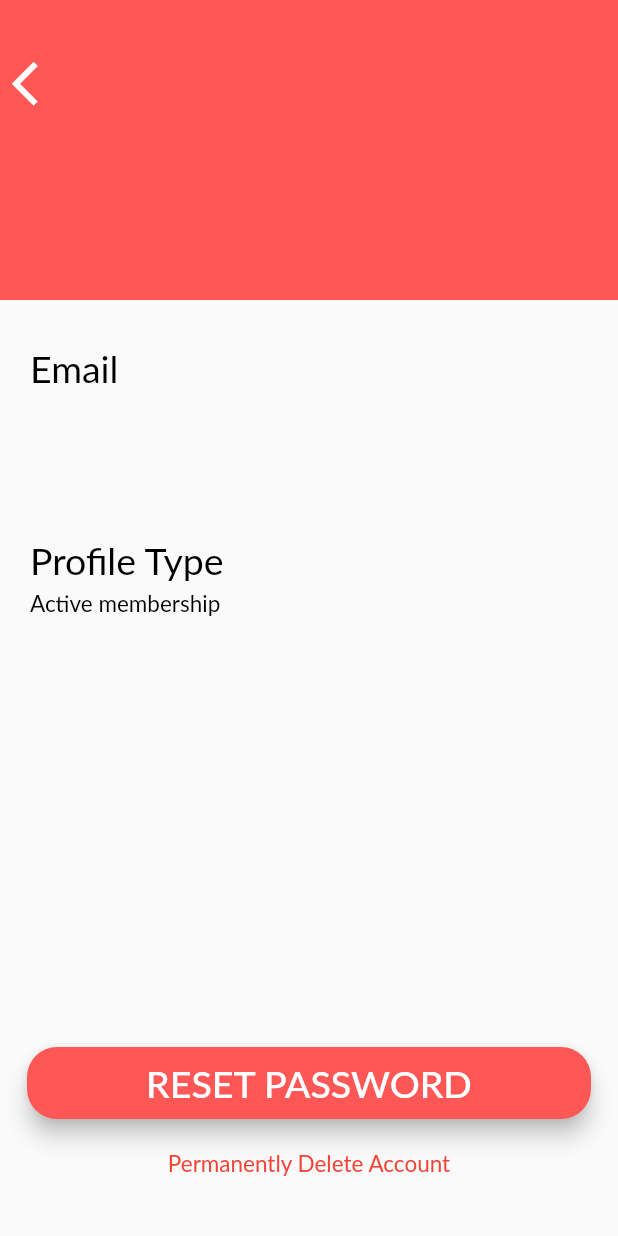
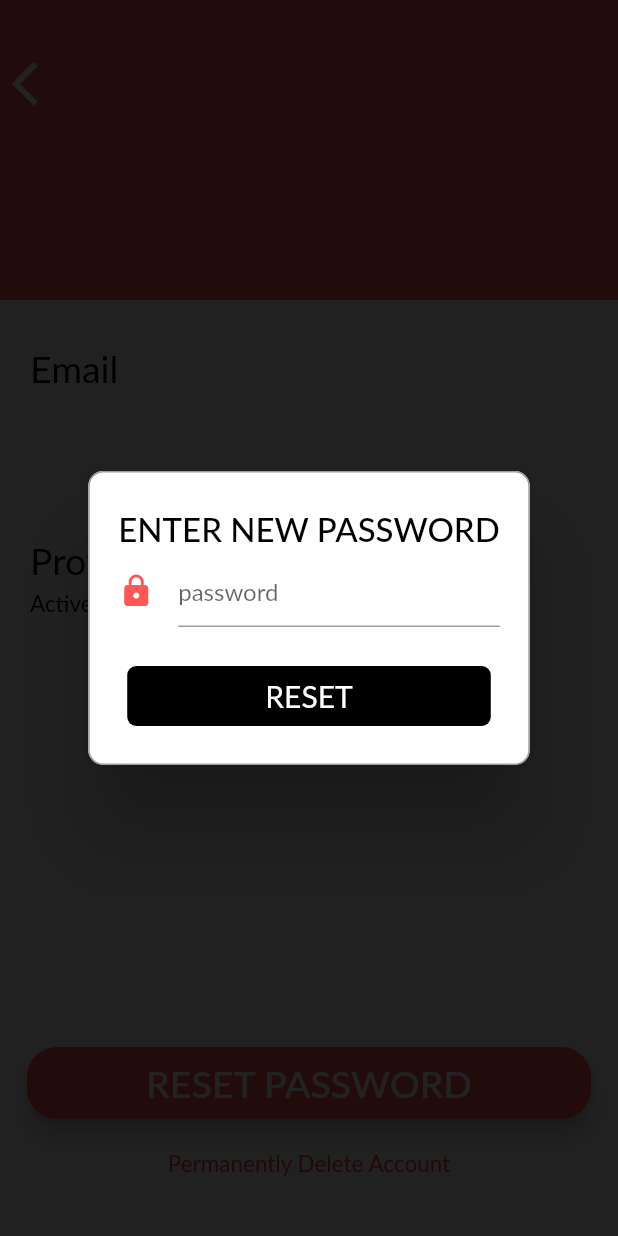
Before and after one commit to jamiesonshayna/LookToTheCook, a Flutter app: the ProfileScreen screen opened by its route, after a tap on "RESET PASSWORD", on a phone screen of 412 x 824 dp. Run offline on Flutter 3.47's test engine with Material 2 defaults, Android fonts, the phone set to English and light mode, and no system bars; drawn by our look-alikes of rflutter_alert; our stand-ins replace connectivity, flutter_secure_storage, font_awesome_flutter; missing offline and left inert: amazon_cognito_identity_dart; accounts and stored records are empty; Roboto replaces fonts that are missing (Lato).

Commit message:
Add account password reset capabilities

```diff
--- /dev/null
+++ b/look_to_the_cook/lib/classes/reset_password_class.dart
@@ -0,0 +1,54 @@
+import 'package:amazon_cognito_identity_dart/cognito.dart';
+import 'package:look_to_the_cook/classes/secure_storage_class.dart';
+
+/*
+Authors: Shayna Jamieson, Rob Wood
+Date Created: 02/27/2020
+Last Modified: 02/27/2020
+File Name: reset_password_class.dart
+Version: 1.0
+Description: This class handles the logic behind account password reset with AWS. It is used
+on the profile_screen.dart view. This class connects to the AWS user pool and client. Here we
+can use those along with the client provided credentials to reset a current user's password
+and change locally stored persistent data to match the new credentials.
+ */
+class ResetPassword {
+  // private fields
+  CognitoUserPool _userPool = new CognitoUserPool("us-west-2_dscLXwSqb", "23nvu4t7pejbifgb6jndgvula9");
+  SecureStorage _storage = new SecureStorage();
+
+  /*
+  This method resets an AWS user account password.
+
+  We first start a valid user session with the current user's password and
+  email. If we have returned a valid session then we are able to attempt pw reset,
+  and then if successful reset the user's local persistent data.
+  @return Future<bool> true if success, false otherwise
+   */
+  Future<bool> resetUserPassword(String newPassword) async {
+    // create cognito user object - used for AWS functionality
+    final cognitoUser = new CognitoUser(
+        await _storage.readFromStorage("email"), _userPool);
+
+    final authDetails = new AuthenticationDetails(
+    username: await _storage.readFromStorage("email"), password: await _storage.readFromStorage("password"));
+
+    CognitoUserSession session;
+    bool passwordChanged = false;
+
+    try {
+    session = await cognitoUser.authenticateUser(authDetails);
+
+    // try to reset password after establishing a session
+    passwordChanged = await cognitoUser.changePassword(await _storage.readFromStorage("password"), newPassword);
+
+    await _storage.writeToStorage('password', newPassword);
+
+    return passwordChanged;
+    } catch (e) {
+    print(e);
+    return false;
+    }
+  }
+
+}
--- a/look_to_the_cook/lib/main.dart
+++ b/look_to_the_cook/lib/main.dart
@@ -43,7 +43,7 @@ class LookToTheCookApp extends StatelessWidget {
         HomeScreen.id: (context) =>HomeScreen(),
         SettingsScreen.id: (context) => SettingsScreen(),
         ProfileScreen.id: (context) => ProfileScreen(
-            userName: '', userEmail: '', userPassword: ''),
+            userName: '', userEmail: ''),
         HowToUseScreen.id: (context) => HowToUseScreen(),
         AboutUsScreen.id: (context) => AboutUsScreen(),
         UserInvScreen.id: (context) => UserInvScreen(),
--- a/look_to_the_cook/lib/views/profile_screen.dart
+++ b/look_to_the_cook/lib/views/profile_screen.dart
@@ -2,6 +2,8 @@ import 'package:flutter/material.dart';
 import 'package:look_to_the_cook/views/landing_screen.dart';
 import 'package:rflutter_alert/rflutter_alert.dart';
 import 'package:look_to_the_cook/classes/delete_account_class.dart';
+import 'package:look_to_the_cook/classes/reset_password_class.dart';
+import 'package:look_to_the_cook/classes/regex_helper_class.dart';
 
 // TEMPLATE COMPONENTS:
 import 'package:look_to_the_cook/templates/app_bar_component.dart';
@@ -20,23 +22,29 @@ This screen will display the user profile information such as username, email, a
 set preferences. On this screen the user will be able to choose to reset a password, or
 cancel/delete their account.
  */
-
-// TODO: Setup reroute the user to the reset password page
-
-
-class ProfileScreen extends StatelessWidget {
+class ProfileScreen extends StatefulWidget {
   static const String id = 'profile_screen';
 
-  // properties to be displayed
   final String userName;
   final String userEmail;
-  final String userPassword;
 
-  ProfileScreen({@required this.userName, @required this.userEmail, @required this.userPassword});
+  ProfileScreen({@required this.userName, @required this.userEmail});
+
+  @override
+  _ProfileScreenState createState() => _ProfileScreenState();
+}
+
+class _ProfileScreenState extends State<ProfileScreen> {
+  // to validate the new password field (user input)
+  final formKey = GlobalKey<FormState>();
+
+  // keep track of user's new password for reset
+  String newPassword;
 
   @override
   Widget build(BuildContext context) {
     return Scaffold(
+      resizeToAvoidBottomInset: false,
       appBar: PreferredSize(
         preferredSize: Size.fromHeight(50.0),
         child: AppBarComponent(
@@ -48,7 +56,11 @@ class ProfileScreen extends StatelessWidget {
           },
         ),
       ),
-      body: Column(
+      body: GestureDetector(
+        onTap: () {
+          FocusScope.of(context).requestFocus(new FocusNode());
+        },
+        child: Column(
           children: <Widget>[
             Container(
               color: kRedButtonColor,
@@ -58,7 +70,7 @@ class ProfileScreen extends StatelessWidget {
                   Padding(
                     padding: const EdgeInsets.only(top: 25.0),
                     child: NormalText(
-                    text: userName,
+                      text: widget.userName,
                       textSize: 35.0,
                     ),
                   )
@@ -82,7 +94,7 @@ class ProfileScreen extends StatelessWidget {
                 Padding(
                   padding: const EdgeInsets.only(top: 5.0, left: 20.0, right: 20.0, bottom: 50.0),
                   child: NormalText(
-                  text: userEmail,
+                    text: widget.userEmail,
                     textColor: Colors.black,
                     textSize: 15.0,
                   ),
@@ -125,8 +137,61 @@ class ProfileScreen extends StatelessWidget {
                       buttonTextColor: Colors.white,
                       buttonColor: kRedButtonColor,
                       onPressed: () {
-                      // navigate to reset password screen ?
-
+                        Alert(
+                            style: AlertStyle(
+                              isCloseButton: false, // forces the user to verify
+                              isOverlayTapDismiss: false, // forces the user to verify
+                            ),
+                            context: context,
+                            title: "ENTER NEW PASSWORD",
+                            content: Form(
+                              key: formKey,
+                              child: Column(
+                                children: <Widget>[
+                                  Container(
+                                    child: TextFormField(
+                                      validator: (value) {
+                                        RegexHelperClass regexHelper = new RegexHelperClass();
+                                        if(value.trim() == '' || regexHelper.validatePassword(value) == false) {
+                                          return 'invalid password';
+                                        } else {
+                                          setState(() {
+                                            newPassword = value;
+                                          });
+                                          return null;
+                                        }
+                                      },
+                                      obscureText: true,
+                                      decoration: InputDecoration(
+                                        focusedBorder: UnderlineInputBorder(
+                                          borderSide: BorderSide(color: kRedButtonColor)
+                                        ),
+                                        hintText: 'password',
+                                        icon: Icon(Icons.lock, color: kRedButtonColor,),
+                                      ),
+                                    ),
+                                  ),
+                                ],
+                              ),
+                            ),
+                            buttons: [
+                              DialogButton(
+                                onPressed: () async {
+                                  if(formKey.currentState.validate()) {
+                                    // attempt to reset password if new password is valid
+                                    ResetPassword resetPw = new ResetPassword();
+                                    if(await resetPw.resetUserPassword(newPassword)) {
+                                      Navigator.pop(context);
+                                    } // else -> THIS SHOULDN'T HAPPEN
+                                  }
+                                },
+                                child: Text(
+                                  "RESET",
+                                  style: TextStyle(color: Colors.white, fontSize: 20),
+                                ),
+                                color: Colors.black,
+                              )
+                            ]).show();
                       },
                     ),
                   ),
@@ -185,6 +250,7 @@ class ProfileScreen extends StatelessWidget {
             )
           ],
         ),
+      ),
     );
   }
 }
--- a/look_to_the_cook/lib/views/settings_screen.dart
+++ b/look_to_the_cook/lib/views/settings_screen.dart
@@ -66,7 +66,6 @@ class SettingsScreen extends StatelessWidget {
                           builder: (context) => ProfileScreen(
                             userName: userName,
                             userEmail: userEmail,
-                            userPassword: userPassword,
                           )
                         )
                       );
```
Lines whose indentation alone changed are shown as unchanged.
